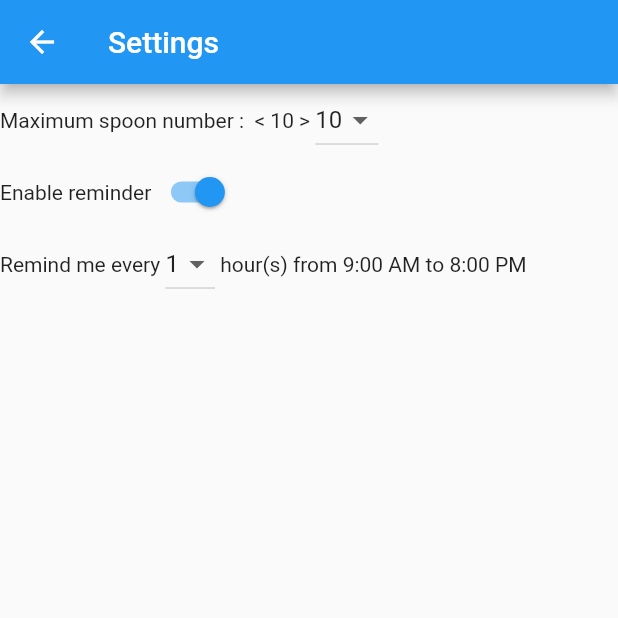
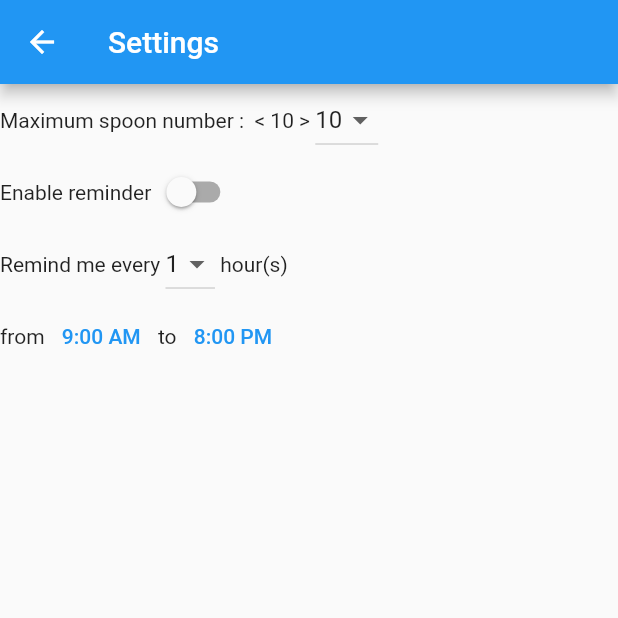
Before and after one commit to jbousquie/myspoons, a Flutter app: the screen it shows after launch, after a tap on the "settings" icon, on a phone screen of 412 x 824 dp, the top half of it. Run offline on Flutter 3.47's test engine with Material 2 defaults, Android fonts, the phone set to English and light mode, and no system bars; our stand-ins replace flutter_local_notifications, permission_handler, shared_preferences, timezone.

Commit message:
settings notifier

```diff
--- a/lib/model.dart
+++ b/lib/model.dart
@@ -132,10 +132,14 @@ class SpoonTracker extends ChangeNotifier {
 
 class Settings extends ChangeNotifier {
   int maxSpoonNb = 10;
-  bool enableReminder = true;
+  bool enableReminder = false;
   int reminderPeriod = 1;
   static int defaultHourStart = 9;
   static int defaultHourStop = 20;
+  int hourStart = defaultHourStart;
+  int minuteStart = 0;
+  int hourStop = defaultHourStop;
+  int minuteStop = 0;
   TimeOfDay reminderStart = TimeOfDay(hour: defaultHourStart, minute: 0);
   TimeOfDay reminderStop = TimeOfDay(hour: defaultHourStop, minute: 0);
   late SpoonTracker spoonTracker;
@@ -152,6 +156,13 @@ class Settings extends ChangeNotifier {
     maxSpoonNb = prefs.getInt('maxspoonNb') ?? maxSpoonNb;
     enableReminder = prefs.getBool('enablereminder') ?? enableReminder;
     reminderPeriod = prefs.getInt('reminderperiod') ?? reminderPeriod;
+    hourStart = prefs.getInt('reminderhourstart') ?? hourStart;
+    minuteStart = prefs.getInt('reminderminutestart') ?? minuteStart;
+    hourStop = prefs.getInt('reminderhourstop') ?? hourStop;
+    minuteStop = prefs.getInt('reminderminutestop') ?? minuteStop;
+    reminderStart = TimeOfDay(hour: hourStart, minute: minuteStart);
+    reminderStop = TimeOfDay(hour: hourStop, minute: minuteStop);
+    notifyListeners();
   }
 
   void updateMaxSpoonNb(int value) {
@@ -160,14 +171,17 @@ class Settings extends ChangeNotifier {
     spoonTracker.logData();
     spoonTracker._comment = oldComment;
     maxSpoonNb = value;
+    storeSettings();
     notifyListeners();
   }
 
-  void updateReminder(bool enabled, int period) {
+  void updateReminder(bool enabled, int period, TimeOfDay notifierStart, TimeOfDay notifierStop) {
     localNotificationService.plugin.cancelAll();
     enableReminder = enabled;
     reminderPeriod = period;
-    if (enableReminder) {}
+    reminderStart = notifierStart;
+    reminderStop = notifierStop;
+    storeSettings();
     notifyListeners();
   }
 
@@ -176,5 +190,13 @@ class Settings extends ChangeNotifier {
     await prefs.setInt('maxspoonNb', maxSpoonNb);
     await prefs.setBool('enableReminder', enableReminder);
     await prefs.setInt('reminderperiod', reminderPeriod);
+    hourStart = reminderStart.hour;
+    minuteStart = reminderStart.minute;
+    hourStop = reminderStop.hour;
+    minuteStop = reminderStop.minute;
+    await prefs.setInt('reminderhourstart', hourStart);
+    await prefs.setInt('reminderminutestart', minuteStart);
+    await prefs.setInt('reminderjourstop', hourStop);
+    await prefs.setInt('reminderminutestop', minuteStop);
   }
 }
--- a/lib/settingsPage.dart
+++ b/lib/settingsPage.dart
@@ -28,12 +28,6 @@ class SettingsPage extends StatelessWidget {
     Provider.of<Settings>(context, listen: false).updateMaxSpoonNb(value);
   }
 
-  void _updateNotifier(BuildContext context, bool enabled, int period) {
-    Settings provider = Provider.of<Settings>(context, listen: false);
-    provider.enableReminder = enabled;
-    provider.reminderPeriod = period;
-  }
-
   // return a list of DropdownMenuItem from a list of integers
   List<DropdownMenuItem> _listDropdownMenuItemFromList(List<int> list) {
     List<DropdownMenuItem> itemList = list.map<DropdownMenuItem<int>>((int value) {
@@ -58,21 +52,18 @@ class SettingsPage extends StatelessWidget {
 
   buildAppNotifierSelector(BuildContext context) {
     Settings provider = Provider.of<Settings>(context, listen: false);
-    bool enabled = provider.enableReminder;
-    int period = provider.reminderPeriod;
     return Row(children: [
       const Text('Enable reminder'),
       Switch(
-        value: enabled,
-        onChanged: (value) => {_updateNotifier(context, value, period)},
+        value: provider.enableReminder,
+        onChanged: (value) =>
+            {provider.updateReminder(value, provider.reminderPeriod, provider.reminderStart, provider.reminderStop)},
       )
     ]);
   }
 
   buildAppNotifierParameters(BuildContext context) {
     Settings provider = Provider.of<Settings>(context, listen: false);
-    bool enabled = provider.enableReminder;
-    int period = provider.reminderPeriod;
     TimeOfDay notifierStart = provider.reminderStart;
     TimeOfDay notifierStop = provider.reminderStop;
     final localizations = MaterialLocalizations.of(context);
@@ -82,19 +73,38 @@ class SettingsPage extends StatelessWidget {
     List<int> list = [1, 2, 3, 4];
     return Column(
       children: [
-        Row(
-          children: [
-            const Text('Remind me every '),
-            DropdownButton(
-                items: _listDropdownMenuItemFromList(list),
-                value: period,
-                onChanged: (value) => {_updateNotifier(context, enabled, value)}),
-            const Text(' hour(s) from '),
-            Text(formattedStart),
-            const Text(' to '),
-            Text(formattedStop)
-          ],
-        )
+        Row(children: [
+          const Text('Remind me every '),
+          DropdownButton(
+              items: _listDropdownMenuItemFromList(list),
+              value: provider.reminderPeriod,
+              onChanged: (value) {
+                provider.updateReminder(provider.enableReminder, value, provider.reminderStart, provider.reminderStop);
+              }),
+          const Text(' hour(s)'),
+        ]),
+        Row(children: [
+          const Text('from '),
+          TextButton(
+            child: Text(formattedStart),
+            onPressed: () async {
+              TimeOfDay? startHour = await showTimePicker(context: context, initialTime: provider.reminderStart);
+              notifierStart = startHour ?? provider.reminderStart;
+              provider.updateReminder(
+                  provider.enableReminder, provider.reminderPeriod, provider.reminderStart, provider.reminderStop);
+            },
+          ),
+          const Text(' to '),
+          TextButton(
+            child: Text(formattedStop),
+            onPressed: () async {
+              TimeOfDay? stopHour = await showTimePicker(context: context, initialTime: provider.reminderStop);
+              notifierStop = stopHour ?? provider.reminderStop;
+              provider.updateReminder(
+                  provider.enableReminder, provider.reminderPeriod, provider.reminderStart, provider.reminderStop);
+            },
+          )
+        ])
       ],
     );
   }
```
Also changed, not shown: lib/main.dart (+6 -18 lines), 6 other files.
